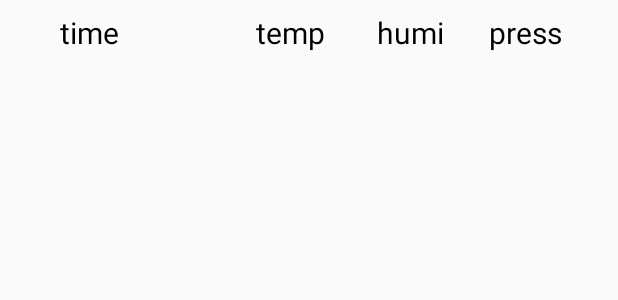
After one commit to Krguang/AirCompressor, an Android app: the layout listview_item_pastrecord.xml on its own in the app's theme, with its tools: preview values and no code run, on a phone screen of 412 x 824 dp. The commit adds this screen. Shown: the top 300 px of the screen. Run offline under Robolectric (Android 15) with nearby library versions, the phone set to English and light mode, and no system bars.

Commit message:
加入历史数据记录

```diff
--- a/app/src/main/AndroidManifest.xml
+++ b/app/src/main/AndroidManifest.xml
@@ -31,6 +31,12 @@
 
         </activity>
 
+        <activity android:name=".PastRecord"
+            android:theme="@android:style/Theme.Dialog"
+            >
+
+        </activity>
+
         <activity
 
             android:name=".TrendLineChart"
--- a/app/src/main/java/com/yy/k/AirCompressor/AlarmRecord.java
+++ b/app/src/main/java/com/yy/k/AirCompressor/AlarmRecord.java
@@ -58,9 +58,7 @@ public class AlarmRecord extends Activity {
         int size = sharedPreferencesAlarmRecord.getInt("listTime_size",0);
 
         if (size > 10000){      //报警记录大于10000条，自动清空
-
             alarmClear();
-
         }
 
         for (int i = 0;i<size;i++){
@@ -93,7 +91,6 @@ public class AlarmRecord extends Activity {
         listView.setAdapter(adapter);
 
     }
-
 
 
     class MyAdapter extends BaseAdapter {
--- a/app/src/main/res/layout/activity_main.xml
+++ b/app/src/main/res/layout/activity_main.xml
@@ -272,6 +272,7 @@
         app:layout_constraintStart_toEndOf="@+id/button3" />
 
     <Button
+        android:onClick="bt_past_record"
         android:id="@+id/button5"
         style="@android:style/Widget.Holo.Button"
         android:layout_width="wrap_content"
@@ -283,6 +284,7 @@
         app:layout_constraintStart_toEndOf="@+id/alarm_record_bt" />
 
     <Button
+        android:onClick="bt_system_set"
         android:id="@+id/button6"
         style="@android:style/Widget.Holo.Button"
         android:layout_width="wrap_content"
--- /dev/null
+++ b/app/src/main/res/layout/listview_item_pastrecord.xml
@@ -0,0 +1,82 @@
+<?xml version="1.0" encoding="utf-8"?>
+<android.support.constraint.ConstraintLayout xmlns:android="http://schemas.android.com/apk/res/android"
+    xmlns:app="http://schemas.android.com/apk/res-auto"
+    xmlns:tools="http://schemas.android.com/tools"
+    android:layout_width="match_parent"
+    android:layout_height="wrap_content">
+
+
+    <TextView
+        android:id="@+id/tv_pr_time"
+        android:layout_width="wrap_content"
+        android:layout_height="wrap_content"
+        android:layout_marginBottom="8dp"
+        android:layout_marginEnd="8dp"
+        android:layout_marginStart="8dp"
+        android:layout_marginTop="8dp"
+        android:text="time"
+        android:textColor="#ff000000"
+        android:textSize="20dp"
+        app:layout_constraintBottom_toBottomOf="parent"
+        app:layout_constraintEnd_toEndOf="parent"
+        app:layout_constraintHorizontal_bias="0.089"
+        app:layout_constraintStart_toStartOf="parent"
+        app:layout_constraintTop_toTopOf="parent"
+        app:layout_constraintVertical_bias="0.0" />
+
+    <TextView
+        android:id="@+id/tv_pr_temp"
+        android:layout_width="wrap_content"
+        android:layout_height="wrap_content"
+        android:layout_marginBottom="8dp"
+        android:layout_marginEnd="8dp"
+        android:layout_marginStart="8dp"
+        android:layout_marginTop="8dp"
+        android:text="temp"
+        android:textColor="#ff000000"
+        android:textSize="20dp"
+        app:layout_constraintBottom_toBottomOf="parent"
+        app:layout_constraintEnd_toEndOf="parent"
+        app:layout_constraintHorizontal_bias="0.464"
+        app:layout_constraintStart_toStartOf="parent"
+        app:layout_constraintTop_toTopOf="parent"
+        app:layout_constraintVertical_bias="0.0" />
+
+    <TextView
+        android:id="@+id/tv_pr_humi"
+        android:layout_width="wrap_content"
+        android:layout_height="wrap_content"
+        android:layout_marginBottom="8dp"
+        android:layout_marginEnd="8dp"
+        android:layout_marginStart="8dp"
+        android:layout_marginTop="8dp"
+        android:text="humi"
+        android:textColor="#ff000000"
+        android:textSize="20dp"
+        app:layout_constraintBottom_toBottomOf="parent"
+        app:layout_constraintEnd_toEndOf="parent"
+        app:layout_constraintHorizontal_bias="0.692"
+        app:layout_constraintStart_toStartOf="parent"
+        app:layout_constraintTop_toTopOf="parent"
+        app:layout_constraintVertical_bias="0.0" />
+
+    <TextView
+        android:id="@+id/tv_pr_press"
+        android:layout_width="wrap_content"
+        android:layout_height="wrap_content"
+        android:layout_marginBottom="8dp"
+        android:layout_marginEnd="8dp"
+        android:layout_marginStart="8dp"
+        android:layout_marginTop="8dp"
+        android:text="press"
+        android:textColor="#ff000000"
+        android:textSize="20dp"
+        app:layout_constraintBottom_toBottomOf="parent"
+        app:layout_constraintEnd_toEndOf="parent"
+        app:layout_constraintHorizontal_bias="0.916"
+        app:layout_constraintStart_toStartOf="parent"
+        app:layout_constraintTop_toTopOf="parent"
+        app:layout_constraintVertical_bias="0.0" />
+
+
+</android.support.constraint.ConstraintLayout>
```
Also changed, not shown: app/src/main/java/com/yy/k/AirCompressor/MainActivity.java (+60 -6 lines), app/src/main/java/com/yy/k/AirCompressor/PastRecord.java (added, +121 -0 lines), app/src/main/res/layout/past_record.xml (added, +123 -0 lines).
